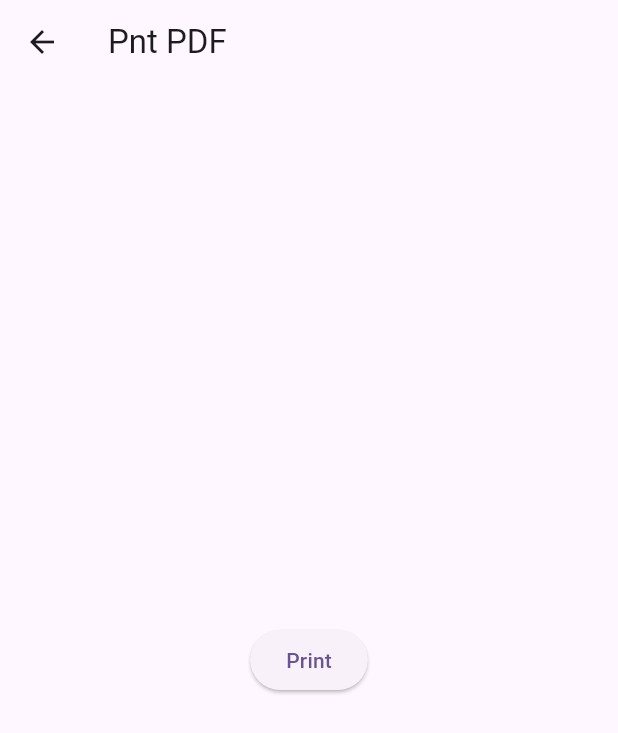
After one commit to mosabsomaer/Bunt-Printer-Vending-System-, a Flutter app: the TestScreen screen opened directly, on a phone screen of 412 x 824 dp. The commit adds this screen. Shown: the top 733 px of the screen. Run offline on Flutter 3.47's test engine with Material 3 defaults, Android fonts, the phone set to English and light mode, and no system bars; our stand-ins replace flutter_spinkit, pdf, pin_code_fields, printing.

Commit message:
not done version of printing paper

```diff
--- a/lib/main.dart
+++ b/lib/main.dart
@@ -1,4 +1,5 @@
 import 'package:bunt_machine/screen/mainscreen.dart';
+import 'package:bunt_machine/screen/test.dart';
 import 'package:flutter/material.dart';
 
 void main() {
--- /dev/null
+++ b/lib/screen/test.dart
@@ -0,0 +1,54 @@
+import 'package:flutter/material.dart';
+import 'package:flutter/services.dart';
+import 'package:printing/printing.dart';
+import 'package:pdf/pdf.dart';
+import 'package:pdf/widgets.dart' as pw;
+
+class TestScreen extends StatelessWidget {
+  const TestScreen({super.key});
+//HP LaserJet M101-M106
+//assets/logoblack.pdf
+  Future<void> mosab() async {
+
+  }
+
+Future<Uint8List> _generatePdf() async {
+  final ByteData assetData = await rootBundle.load('assets/logoblack.pdf');
+
+
+  final pdfImage = pw.MemoryImage(assetData.buffer.asUint8List());
+const format = PdfPageFormat.a4;
+  final pdf = pw.Document();
+
+  pdf.addPage(
+    pw.Page(
+
+      pageFormat: format,
+      build: (context) {
+        return pw.Center(
+          child: pw.Image(pdfImage),
+        );
+      },
+    ),
+  );
+
+  return pdf.save();
+}
+
+  @override
+  Widget build(BuildContext context) {
+    return Scaffold(
+      appBar: AppBar(
+        title: const Text('Pnt PDF'),
+      ),
+      body: Center(
+        child: ElevatedButton(
+          onPressed: () {
+            Printing.layoutPdf(onLayout: (format) => _generatePdf());
+          },
+          child: const Text('Print'),
+        ),
+      ),
+    );
+  }
+}
--- a/pubspec.yaml
+++ b/pubspec.yaml
@@ -28,6 +28,7 @@ environment:
 # the latest version available on pub.dev. To see which dependencies have newer
 # versions available, run `flutter pub outdated`.
 dependencies:
+  flutter_spinkit: ^5.0.0
   flutter:
     sdk: flutter
 
@@ -36,6 +37,7 @@ dependencies:
   # Use with the CupertinoIcons class for iOS style icons.
   cupertino_icons: ^1.0.6
   pin_code_fields: ^8.0.1
+  printing: ^5.12.0
 
 dev_dependencies:
   flutter_test:
```
Also changed, not shown: lib/screen/printscreen.dart (+48 -3 lines), pubspec.lock, 18 other files.
